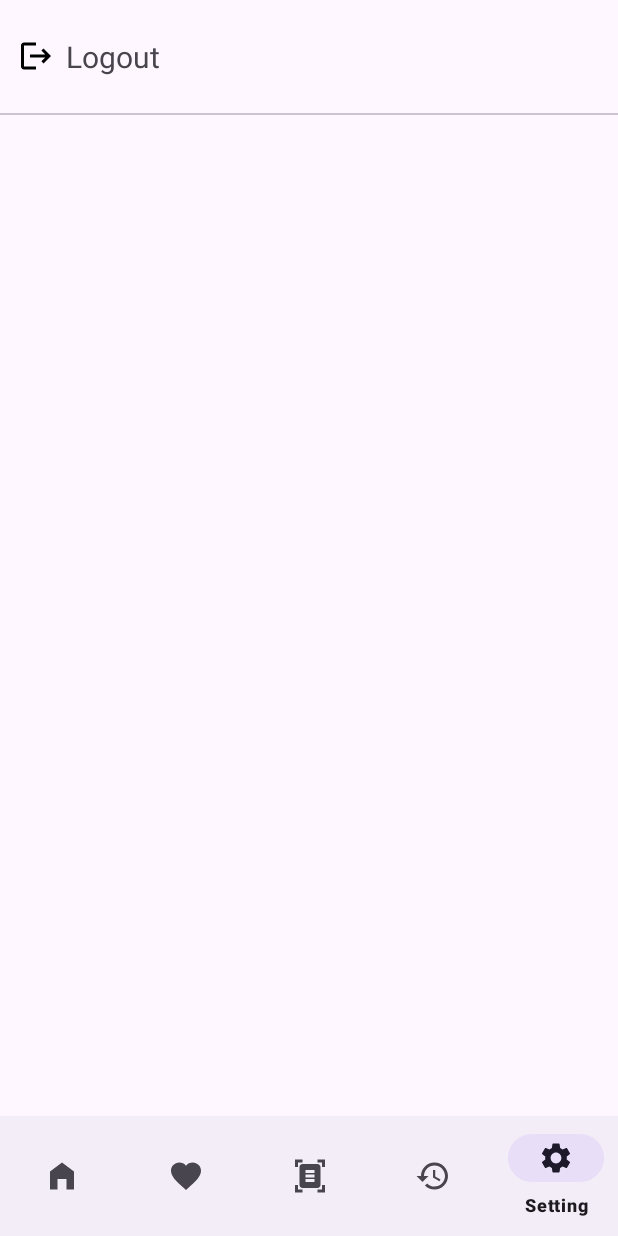
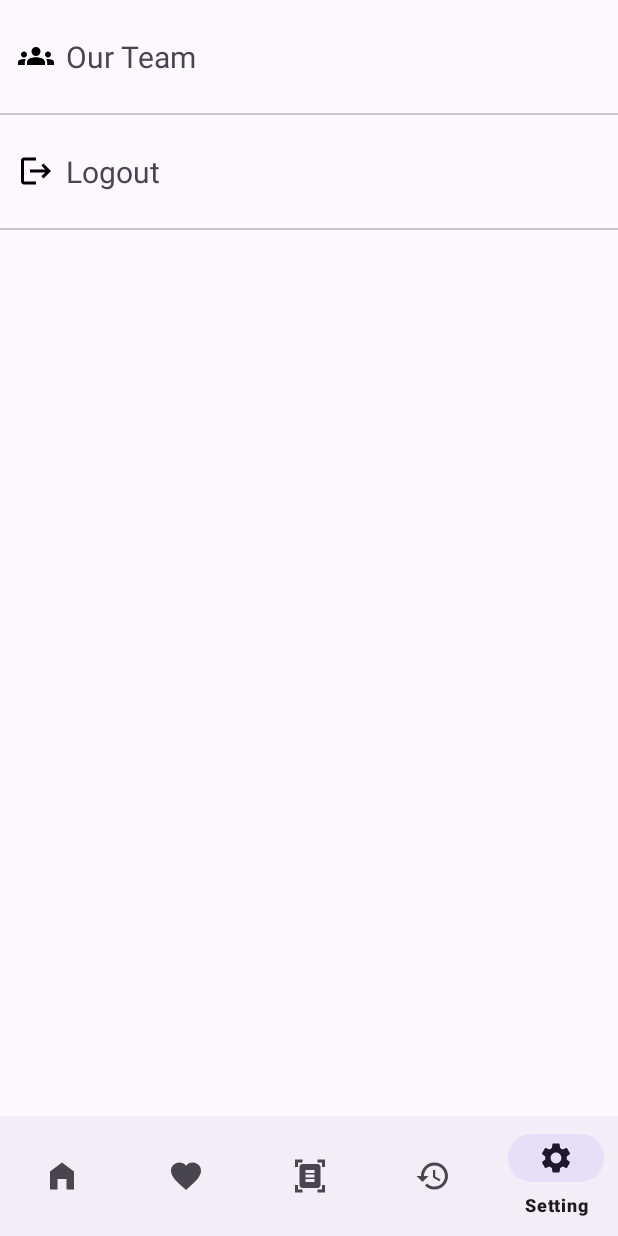
Before and after one commit to Sebatik/Sebatik-app, an Android app: the SettingsFragment screen opened through its navigation route, on a phone screen of 412 x 824 dp. Run offline under Robolectric (Android 15) with nearby library versions, the phone set to English and light mode, and no system bars; our stand-ins replace navigation-ui.

Commit message:
minor updates

```diff
--- /dev/null
+++ b/app/src/main/res/drawable/background_rounded.xml
@@ -0,0 +1,5 @@
+<?xml version="1.0" encoding="utf-8"?>
+<shape xmlns:android="http://schemas.android.com/apk/res/android">
+    <corners android:radius="10dp"/>
+    <solid android:color="@color/green"/>
+</shape>
--- /dev/null
+++ b/app/src/main/res/drawable/baseline_groups_24.xml
@@ -0,0 +1,5 @@
+<vector xmlns:android="http://schemas.android.com/apk/res/android" android:height="24dp" android:tint="#000000" android:viewportHeight="24" android:viewportWidth="24" android:width="24dp">
+
+    <path android:fillColor="@android:color/white" android:pathData="M12,12.75c1.63,0 3.07,0.39 4.24,0.9c1.08,0.48 1.76,1.56 1.76,2.73L18,18H6l0,-1.61c0,-1.18 0.68,-2.26 1.76,-2.73C8.93,13.14 10.37,12.75 12,12.75zM4,13c1.1,0 2,-0.9 2,-2c0,-1.1 -0.9,-2 -2,-2s-2,0.9 -2,2C2,12.1 2.9,13 4,13zM5.13,14.1C4.76,14.04 4.39,14 4,14c-0.99,0 -1.93,0.21 -2.78,0.58C0.48,14.9 0,15.62 0,16.43V18l4.5,0v-1.61C4.5,15.56 4.73,14.78 5.13,14.1zM20,13c1.1,0 2,-0.9 2,-2c0,-1.1 -0.9,-2 -2,-2s-2,0.9 -2,2C18,12.1 18.9,13 20,13zM24,16.43c0,-0.81 -0.48,-1.53 -1.22,-1.85C21.93,14.21 20.99,14 20,14c-0.39,0 -0.76,0.04 -1.13,0.1c0.4,0.68 0.63,1.46 0.63,2.29V18l4.5,0V16.43zM12,6c1.66,0 3,1.34 3,3c0,1.66 -1.34,3 -3,3s-3,-1.34 -3,-3C9,7.34 10.34,6 12,6z"/>
+
+</vector>
--- a/app/src/main/res/layout/fragment_settings.xml
+++ b/app/src/main/res/layout/fragment_settings.xml
@@ -10,6 +10,21 @@
         android:layout_width="match_parent"
         android:layout_height="match_parent"
         android:orientation="vertical">
+
+        <TextView
+            android:id="@+id/tv_our_team"
+            android:layout_width="match_parent"
+            android:layout_height="wrap_content"
+            android:textSize="20sp"
+            android:paddingVertical="24dp"
+            android:paddingStart="12dp"
+            android:text="Our Team"
+            app:drawableStartCompat="@drawable/baseline_groups_24"
+            android:drawablePadding="8dp"/>
+
+        <com.google.android.material.divider.MaterialDivider
+            android:layout_width="match_parent"
+            android:layout_height="wrap_content"/>
 
         <TextView
             android:id="@+id/tv_logout"
--- a/app/src/main/res/navigation/mobile_navigation.xml
+++ b/app/src/main/res/navigation/mobile_navigation.xml
@@ -32,5 +32,14 @@
       android:id="@+id/settingsFragment"
       android:name="com.bangkit.sebatik.ui.settings.SettingsFragment"
       android:label="fragment_settings"
-      tools:layout="@layout/fragment_settings" />
+      tools:layout="@layout/fragment_settings" >
+    <action
+        android:id="@+id/action_settingsFragment_to_teamFragment"
+        app:destination="@id/teamFragment" />
+  </fragment>
+  <fragment
+      android:id="@+id/teamFragment"
+      android:name="com.bangkit.sebatik.ui.team.TeamFragment"
+      android:label="fragment_team"
+      tools:layout="@layout/fragment_team" />
 </navigation>
--- a/app/src/main/res/values/strings.xml
+++ b/app/src/main/res/values/strings.xml
@@ -2,4 +2,6 @@
     <string name="app_name">Sebatik</string>
     <string name="yes">Yes</string>
     <string name="no">No</string>
+    <!-- TODO: Remove or change this placeholder text -->
+    <string name="hello_blank_fragment">Hello blank fragment</string>
 </resources>
```
Also changed, not shown: app/src/main/java/com/bangkit/sebatik/ui/home/HomeFragment.kt (+9 -5 lines), app/src/main/java/com/bangkit/sebatik/ui/settings/SettingsFragment.kt (+13 -0 lines), app/src/main/java/com/bangkit/sebatik/ui/team/TeamFragment.kt (added, +37 -0 lines), app/src/main/res/layout/fragment_team.xml (added, +107 -0 lines).
